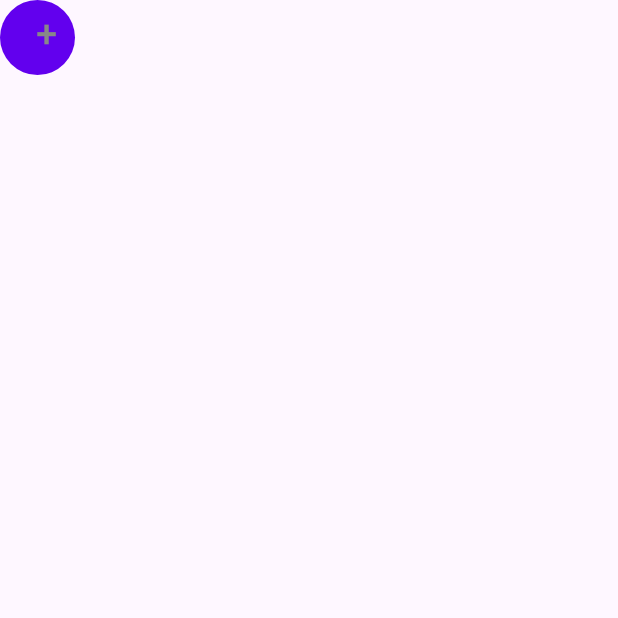
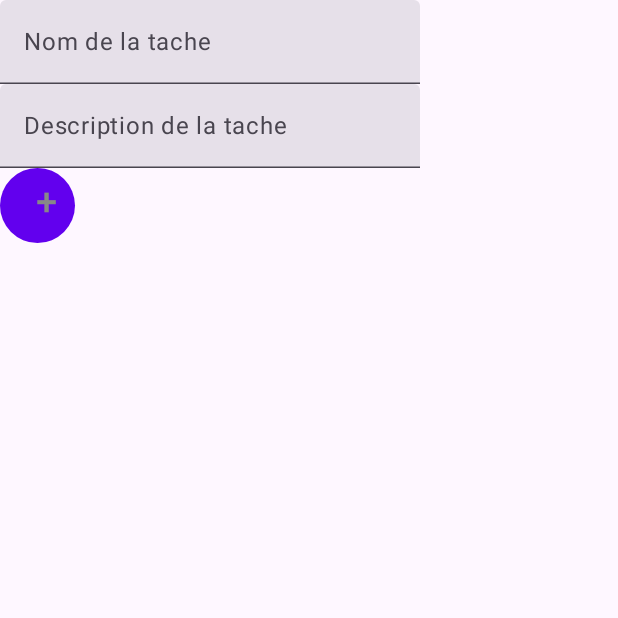
Before and after one commit to Vero-27/R4.11_kotlin_bodin, an Android app built with Jetpack Compose: the composable AjouterTaches shown on its own in the app's theme, on a phone screen of 412 x 824 dp, the top half of it. Run offline under Robolectric (Android 15) with nearby library versions, the phone set to English and light mode, and no system bars; network calls fail.

Commit message:
Ajout d'un textfield pour le nom et la description de la tache

```diff
--- a/To_do_list/TDL/src/main/java/com/example/to_do_list/android/MainActivity.kt
+++ b/To_do_list/TDL/src/main/java/com/example/to_do_list/android/MainActivity.kt
@@ -168,7 +168,7 @@ fun afficherDonnees (tableau: JSONArray){
         val taskString = task.toString()
         val temp = JSONObject(taskString)
         val tache = temp.getString("Task")
-        val date = temp.getString("Date")
+        val date = temp.getString("Time")
 
         //val final = res.getString("Task")
         Row {
--- a/To_do_list/TDL/src/main/java/com/example/to_do_list/android/view/AjouterTaches.kt
+++ b/To_do_list/TDL/src/main/java/com/example/to_do_list/android/view/AjouterTaches.kt
@@ -1,14 +1,23 @@
 package com.example.to_do_list.android.view
 
 import android.content.Context
+import androidx.compose.foundation.layout.Box
+import androidx.compose.foundation.layout.Column
 import androidx.compose.foundation.layout.size
 import androidx.compose.foundation.shape.RoundedCornerShape
 import androidx.compose.material3.Button
 import androidx.compose.material3.ButtonDefaults
 import androidx.compose.material3.Text
+import androidx.compose.material3.TextField
 import androidx.compose.runtime.Composable
+import androidx.compose.runtime.getValue
+import androidx.compose.runtime.mutableStateOf
+import androidx.compose.runtime.remember
+import androidx.compose.runtime.setValue
 import androidx.compose.ui.Modifier
 import androidx.compose.ui.graphics.Color
+import androidx.compose.ui.platform.LocalContext
+import androidx.compose.ui.text.input.TextFieldValue
 import androidx.compose.ui.unit.dp
 import androidx.compose.ui.unit.sp
 import androidx.navigation.NavController
@@ -18,21 +27,34 @@ import org.json.JSONObject
 
 @Composable
 fun AjouterTaches (navController : NavController, applicationContexte : Context){
+    Box {
+        Column {
+            var textFieldName by remember { mutableStateOf(TextFieldValue("")) }
+            TextField(
+                value = textFieldName,
+                onValueChange = {
+                    textFieldName = it
+                },
+                label = { Text(text = "Nom de la tache") },
+            )
+            var textFieldDescription by remember { mutableStateOf(TextFieldValue("")) }
+            TextField(
+                value = textFieldDescription,
+                onValueChange = {
+                    textFieldDescription = it
+                },
+                label = { Text(text = "Description de la tache") },
+            )
             Button(
                 onClick = {
-            val string1 = "1"
-            val string2 = "2"
-            val string3 = "3"
-
                     val donnees = prendreDonneesDuFichier("myfile", applicationContexte)
                     val new = JSONObject()
-            new.put("Task", string1)
-            new.put("Time", string2)
-            new.put("Date", string3)
+                    new.put("Task", textFieldName.text)
+                    new.put("Time", textFieldDescription.text)
+                    new.put("Date", "")
                     donnees.put(new)
                     mettreDonneesDansFichier(donnees.toString(), "myfile", applicationContexte)
                     navController.navigate("listeTaches")
-
                 },
                 shape = RoundedCornerShape(50.dp),
                 colors = ButtonDefaults.buttonColors(contentColor = Color.Gray),
@@ -45,3 +67,6 @@ fun AjouterTaches (navController : NavController, applicationContexte : Context)
                 )
             }
         }
+    }
+
+}
```
Lines whose indentation alone changed are shown as unchanged.
